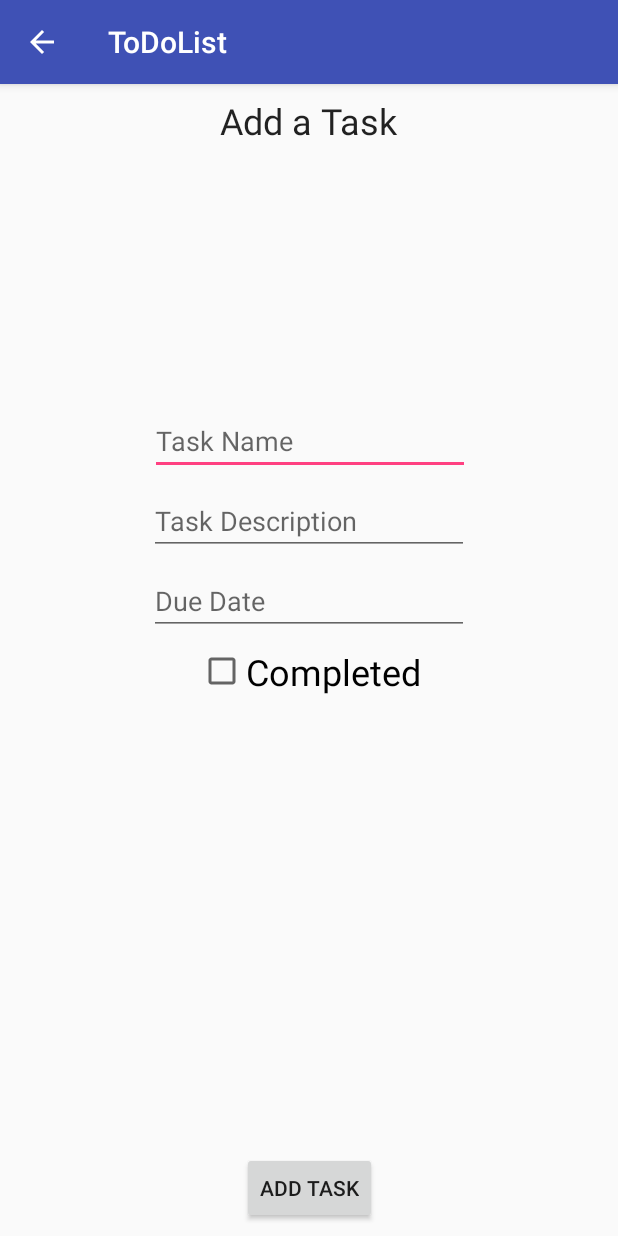
After one commit to axolotlquestions/ToDoList, an Android app: the AddTaskActivity screen opened directly, with no data from a screen before it, on a phone screen of 412 x 824 dp. The commit adds this screen. Run offline under Robolectric (Android 15) with nearby library versions, the phone set to English and light mode, and no system bars.

Commit message:
basic code completed but needs debugging

```diff
--- a/ToDoList/app/src/main/AndroidManifest.xml
+++ b/ToDoList/app/src/main/AndroidManifest.xml
@@ -16,6 +16,8 @@
                 <category android:name="android.intent.category.LAUNCHER" />
             </intent-filter>
         </activity>
+        <activity android:name=".AddTaskActivity"
+            android:parentActivityName=".ListActivity"></activity>
     </application>
 
 </manifest>
--- /dev/null
+++ b/ToDoList/app/src/main/java/com/example/alexandersmith/todolist/AddTaskActivity.java
@@ -0,0 +1,57 @@
+package com.example.alexandersmith.todolist;
+
+import android.content.Intent;
+import android.support.v7.app.AppCompatActivity;
+import android.os.Bundle;
+import android.view.View;
+import android.widget.CheckBox;
+import android.widget.EditText;
+
+import java.text.ParseException;
+import java.text.SimpleDateFormat;
+import java.util.Date;
+
+public class AddTaskActivity extends AppCompatActivity {
+
+    EditText editName;
+    EditText editDescription;
+    EditText editDueDate;
+    CheckBox completed;
+    Boolean completedcheck;
+
+    @Override
+    protected void onCreate(Bundle savedInstanceState) {
+        super.onCreate(savedInstanceState);
+        setContentView(R.layout.activity_add_task);
+
+        editName = (EditText) findViewById(R.id.NameText);
+        editDescription = (EditText) findViewById(R.id.DescriptionText);
+        editDueDate = (EditText) findViewById(R.id.DateText);
+        completed = (CheckBox) findViewById(R.id.checkBox);
+    }
+
+
+     public void getCompletedCheck(View checkBox){
+        if (completed.isChecked()){
+            completedcheck = true;
+        }
+        else completedcheck = false;
+    }
+
+
+    public void addTask(View Button) throws ParseException {
+        DBHelper dbHelper = new DBHelper(this);
+        String name = editName.getText().toString();
+        String description = editDescription.getText().toString();
+        String dueDatestring = editDueDate.getText().toString();
+        Date dueDate = new SimpleDateFormat("dd/MM/yyyy").parse(dueDatestring);
+        getCompletedCheck(completed);
+        dbHelper.save(name, description, dueDate, completedcheck);
+        Intent intent = new Intent(this, ListActivity.class);
+        startActivity(intent);
+    }
+
+
+
+
+}
--- a/ToDoList/app/src/main/java/com/example/alexandersmith/todolist/TaskListAdapter.java
+++ b/ToDoList/app/src/main/java/com/example/alexandersmith/todolist/TaskListAdapter.java
@@ -1,7 +1,6 @@
 package com.example.alexandersmith.todolist;
 
 import android.content.Context;
-import android.graphics.Movie;
 import android.view.LayoutInflater;
 import android.view.View;
 import android.view.ViewGroup;
--- /dev/null
+++ b/ToDoList/app/src/main/res/layout/activity_add_task.xml
@@ -0,0 +1,96 @@
+<?xml version="1.0" encoding="utf-8"?>
+<android.support.constraint.ConstraintLayout xmlns:android="http://schemas.android.com/apk/res/android"
+    xmlns:app="http://schemas.android.com/apk/res-auto"
+    xmlns:tools="http://schemas.android.com/tools"
+    android:layout_width="match_parent"
+    android:layout_height="match_parent"
+    tools:context="com.example.alexandersmith.todolist.AddTaskActivity">
+
+    <TextView
+        android:id="@+id/textView"
+        android:layout_width="wrap_content"
+        android:layout_height="wrap_content"
+        android:layout_marginLeft="8dp"
+        android:layout_marginRight="8dp"
+        android:layout_marginTop="8dp"
+        android:text="@string/add_task"
+        android:textAppearance="@android:style/TextAppearance.Material.Large"
+        android:textSize="24sp"
+        app:layout_constraintLeft_toLeftOf="parent"
+        app:layout_constraintRight_toRightOf="parent"
+        app:layout_constraintTop_toTopOf="parent" />
+
+    <EditText
+        android:id="@+id/NameText"
+        android:layout_width="wrap_content"
+        android:layout_height="wrap_content"
+        android:ems="10"
+        android:hint="Task Name"
+        android:inputType="text"
+        android:layout_marginTop="8dp"
+        app:layout_constraintTop_toBottomOf="@+id/textView"
+        android:layout_marginLeft="8dp"
+        app:layout_constraintLeft_toLeftOf="parent"
+        android:layout_marginRight="8dp"
+        app:layout_constraintRight_toRightOf="parent"
+        app:layout_constraintBottom_toBottomOf="parent"
+        app:layout_constraintHorizontal_bias="0.503"
+        android:layout_marginBottom="8dp"
+        app:layout_constraintVertical_bias="0.25" />
+
+    <EditText
+        android:id="@+id/DescriptionText"
+        android:layout_width="wrap_content"
+        android:layout_height="wrap_content"
+        android:layout_marginLeft="8dp"
+        android:layout_marginRight="8dp"
+        android:layout_marginTop="8dp"
+        android:ems="10"
+        android:hint="Task Description"
+        android:inputType="text"
+        app:layout_constraintLeft_toLeftOf="parent"
+        app:layout_constraintRight_toRightOf="parent"
+        app:layout_constraintTop_toBottomOf="@+id/NameText" />
+
+    <EditText
+        android:id="@+id/DateText"
+        android:layout_width="wrap_content"
+        android:layout_height="wrap_content"
+        android:layout_marginLeft="8dp"
+        android:layout_marginRight="8dp"
+        android:layout_marginTop="8dp"
+        android:ems="10"
+        android:hint="Due Date"
+        android:inputType="date"
+        app:layout_constraintLeft_toLeftOf="parent"
+        app:layout_constraintRight_toRightOf="parent"
+        app:layout_constraintTop_toBottomOf="@+id/DescriptionText" />
+
+    <CheckBox
+        android:id="@+id/checkBox"
+        android:layout_width="wrap_content"
+        android:layout_height="wrap_content"
+        android:layout_marginTop="8dp"
+        android:text="Completed"
+        android:textSize="24sp"
+        app:layout_constraintTop_toBottomOf="@+id/DateText"
+        android:layout_marginLeft="8dp"
+        app:layout_constraintLeft_toLeftOf="parent"
+        android:layout_marginRight="8dp"
+        app:layout_constraintRight_toRightOf="parent"
+        android:defaultValue="false"/>
+
+    <Button
+        android:id="@+id/AddTaskButton"
+        android:layout_width="wrap_content"
+        android:layout_height="wrap_content"
+        android:layout_marginBottom="8dp"
+        android:layout_marginLeft="8dp"
+        android:layout_marginRight="8dp"
+        android:onClick="addTask"
+        android:text="Add Task"
+        app:layout_constraintBottom_toBottomOf="parent"
+        app:layout_constraintLeft_toLeftOf="parent"
+        app:layout_constraintRight_toRightOf="parent" />
+
+</android.support.constraint.ConstraintLayout>
--- a/ToDoList/app/src/main/res/values/strings.xml
+++ b/ToDoList/app/src/main/res/values/strings.xml
@@ -1,3 +1,4 @@
 <resources>
     <string name="app_name">ToDoList</string>
+    <string name="add_task">Add a Task</string>
 </resources>
```
Also changed, not shown: ToDoList/app/src/main/java/com/example/alexandersmith/todolist/DBHelper.java (+39 -1 lines), ToDoList/app/src/main/java/com/example/alexandersmith/todolist/ListActivity.java (+29 -0 lines), ToDoList/app/src/main/java/com/example/alexandersmith/todolist/Task.java (+9 -2 lines), ToDoList/app/src/main/res/layout/task_item.xml (+8 -4 lines), ToDoList/app/src/main/res/menu/activity_main.xml (added, +7 -0 lines).
